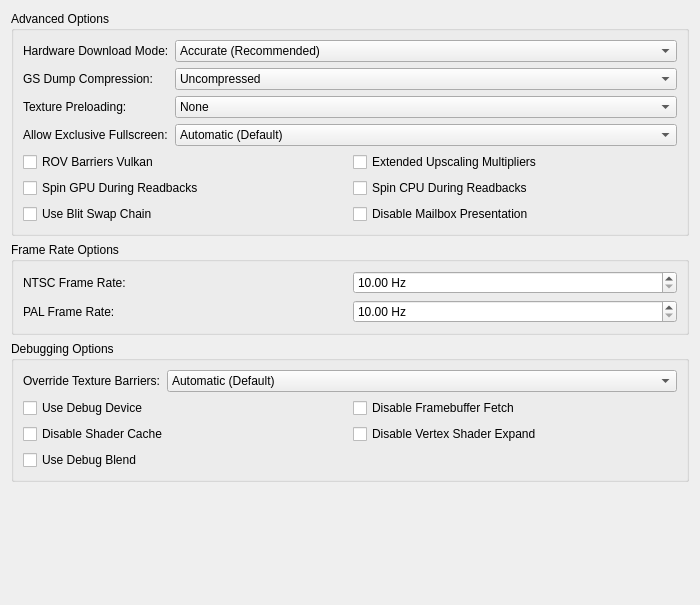
This is pcsx2-qt/Settings/GraphicsAdvancedSettingsTab.ui in PCSX2/pcsx2 as Qt 5 draws it before an edit. The edited form follows.
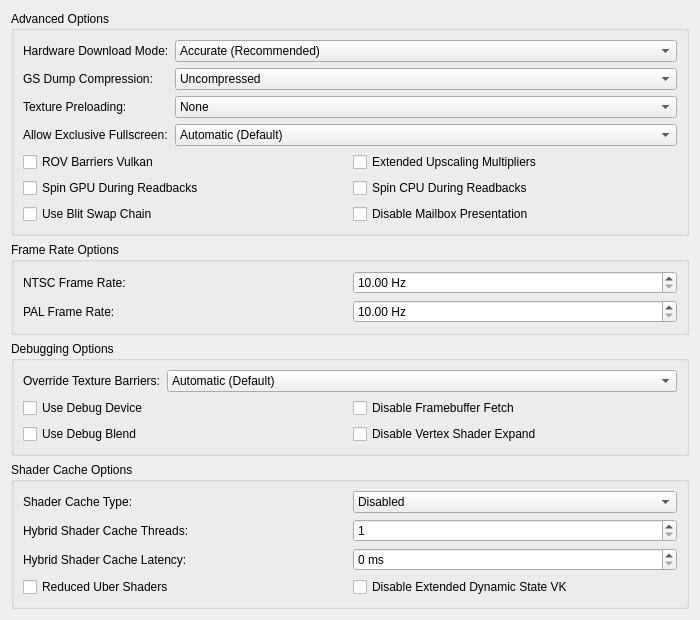
This is the edited form.

Commit message: GS:DX12:VK: Experimental uber/hybrid shader cache.

What changed in the file:
```diff
--- a/pcsx2-qt/Settings/GraphicsAdvancedSettingsTab.ui
+++ b/pcsx2-qt/Settings/GraphicsAdvancedSettingsTab.ui
@@ -313,9 +313,9 @@
          </widget>
         </item>
         <item row="1" column="0">
-         <widget class="QCheckBox" name="disableShaderCache">
+         <widget class="QCheckBox" name="useDebugBlend">
           <property name="text">
-           <string>Disable Shader Cache</string>
+           <string>Use Debug Blend</string>
           </property>
          </widget>
         </item>
@@ -333,12 +333,119 @@
           </property>
          </widget>
         </item>
+       </layout>
+      </item>
+     </layout>
+    </widget>
+   </item>
+   <item>
+    <widget class="QGroupBox" name="shaderCacheOptions">
+     <property name="sizePolicy">
+      <sizepolicy hsizetype="Preferred" vsizetype="Fixed">
+       <horstretch>0</horstretch>
+       <verstretch>0</verstretch>
+      </sizepolicy>
+     </property>
+     <property name="title">
+      <string>Shader Cache Options</string>
+     </property>
+     <layout class="QFormLayout" name="shaderCacheOptionsFormLayout">
+      <item row="1" column="0" colspan="2">
+       <layout class="QGridLayout" name="shaderCacheOptionsLayout">
+        <item row="0" column="0">
+        <widget class="QLabel" name="shaderCacheTypeLabel">
+          <property name="text">
+          <string>Shader Cache Type:</string>
+          </property>
+          <property name="buddy">
+          <cstring>shaderCacheType</cstring>
+          </property>
+        </widget>
+        </item>
+        <item row="0" column="1">
+        <widget class="QComboBox" name="shaderCacheType">
+          <item>
+          <property name="text">
+            <string>Disabled</string>
+          </property>
+          </item>
+          <item>
+          <property name="text">
+            <string>Standard</string>
+          </property>
+          </item>
+          <item>
+          <property name="text">
+            <string>Hybrid</string>
+          </property>
+          </item>
+          <item>
+          <property name="text">
+            <string>Uber</string>
+          </property>
+          </item>
+        </widget>
+        </item>
+        <item row="1" column="0">
+        <widget class="QLabel" name="hybridShaderCacheThreadsLabel">
+          <property name="text">
+          <string>Hybrid Shader Cache Threads:</string>
+          </property>
+          <property name="buddy">
+          <cstring>hybridShaderCacheThreads</cstring>
+          </property>
+        </widget>
+        </item>
+        <item row="1" column="1">
+        <widget class="QSpinBox" name="hybridShaderCacheThreads">
+          <property name="minimum">
+          <number>1</number>
+          </property>
+          <property name="maximum">
+          <number>16</number>
+          </property>
+        </widget>
+        </item>
         <item row="2" column="0">
-         <widget class="QCheckBox" name="useDebugBlend">
-          <property name="text">
-           <string>Use Debug Blend</string>
+          <widget class="QLabel" name="hybridShaderCacheLatencyMSLabel">
+            <property name="text">
+            <string>Hybrid Shader Cache Latency:</string>
+            </property>
+            <property name="buddy">
+            <cstring>hybridShaderCacheLatencyMS</cstring>
+            </property>
+          </widget>
+        </item>
+        <item row="2" column="1">
+        <widget class="QSpinBox" name="hybridShaderCacheLatencyMS">
+          <property name="suffix">
+          <string> ms</string>
           </property>
-         </widget>
+          <property name="minimum">
+          <number>0</number>
+          </property>
+          <property name="maximum">
+          <number>99999999</number>
+          </property>
+        </widget>
+        </item>
+        <item row="3" column="0" colspan="2">
+        <layout class="QGridLayout" name="shaderCacheCheckBoxesLayout">
+          <item row="0" column="1">
+          <widget class="QCheckBox" name="reducedUberShaders">
+            <property name="text">
+            <string>Reduced Uber Shaders</string>
+            </property>
+          </widget>
+          </item>
+          <item row="0" column="2">
+          <widget class="QCheckBox" name="disableExtendedDynamicStateVK">
+            <property name="text">
+            <string>Disable Extended Dynamic State VK</string>
+            </property>
+          </widget>
+          </item>
+        </layout>
         </item>
        </layout>
       </item>
```
Left out of the diff: 1 changed line with no effect on the pictures. The commit also changes 42 other files.
